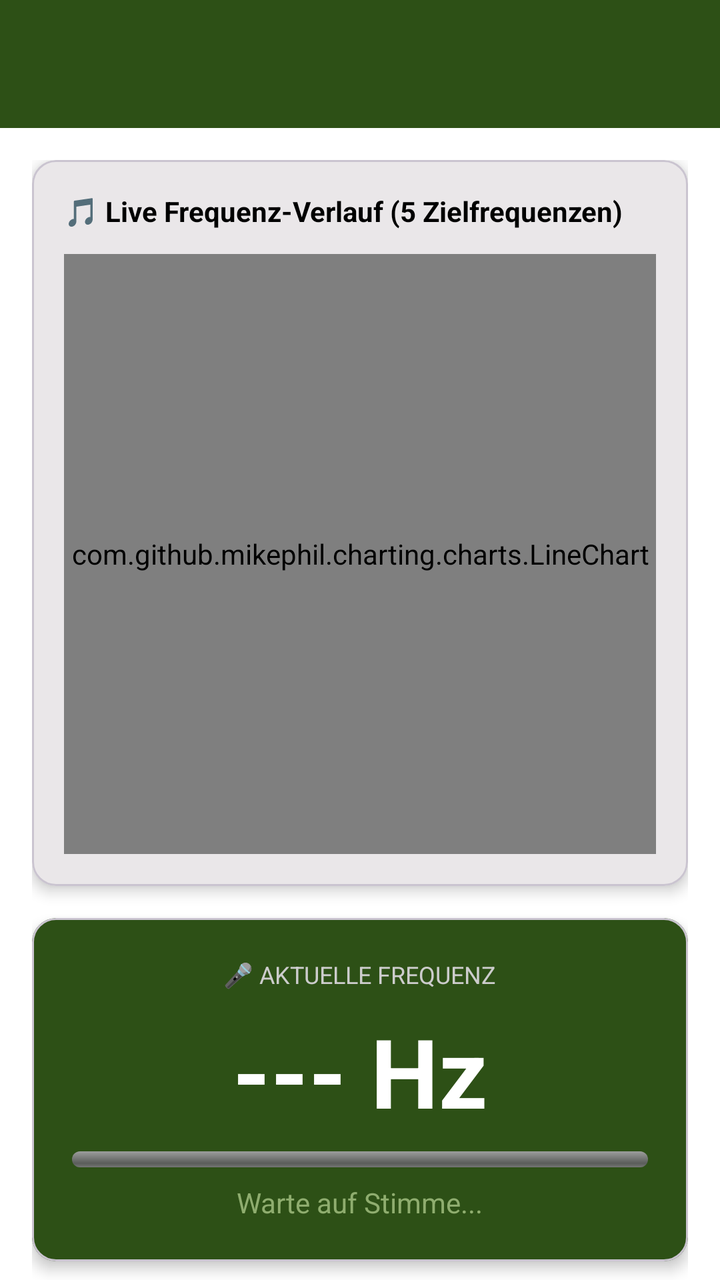
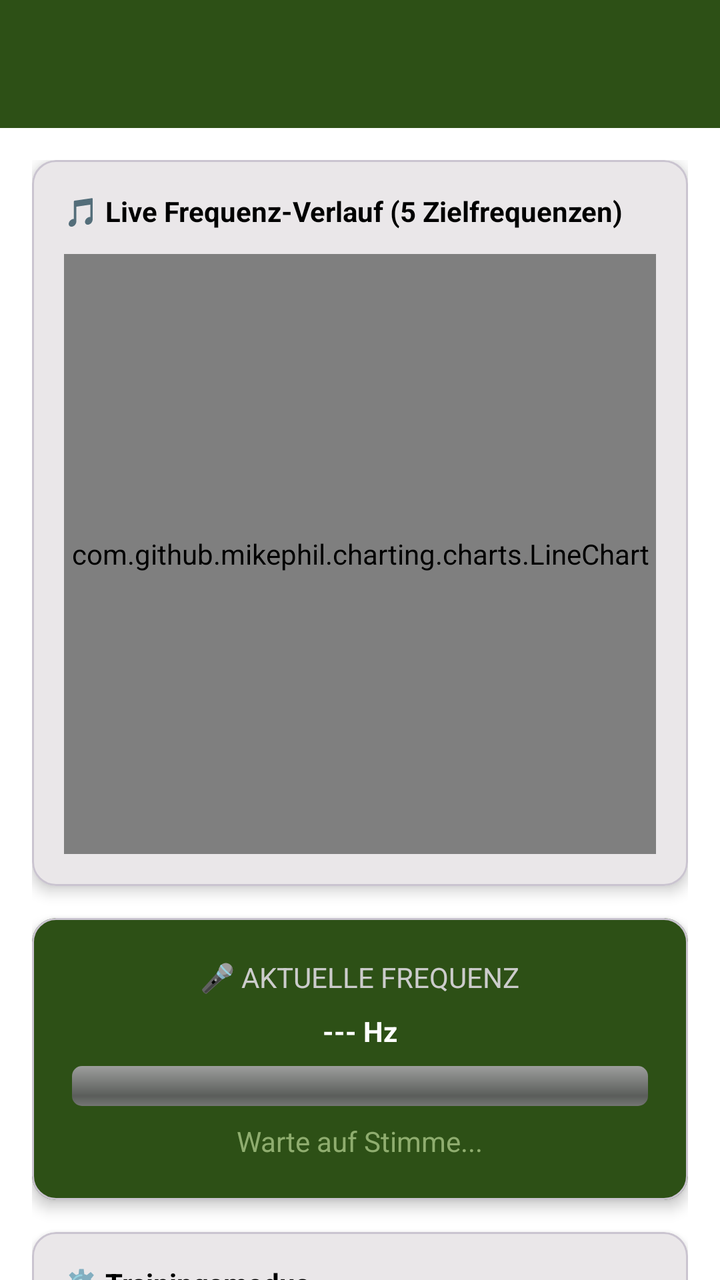

Two renders of the same Android screen: before a commit and after it. Below are the layout's source before the change and the commit's diff.
<!-- AndroidManifest.xml: activity theme Theme.HundeWildnis -->
<!-- res/layout/activity_communication.xml -->
<?xml version="1.0" encoding="utf-8"?>
<androidx.coordinatorlayout.widget.CoordinatorLayout xmlns:android="http://schemas.android.com/apk/res/android"
    xmlns:app="http://schemas.android.com/apk/res-auto"
    android:layout_width="match_parent"
    android:layout_height="match_parent"
    android:background="?android:attr/colorBackground">

    <com.google.android.material.appbar.AppBarLayout
        android:layout_width="match_parent"
        android:layout_height="wrap_content"
        android:fitsSystemWindows="true">

        <androidx.appcompat.widget.Toolbar
            android:id="@+id/toolbar"
            android:layout_width="match_parent"
            android:layout_height="?attr/actionBarSize"
            android:background="#2d5016"
            app:titleTextColor="#FFFFFF" />
    </com.google.android.material.appbar.AppBarLayout>

    <androidx.core.widget.NestedScrollView
        android:id="@+id/nestedScrollView"
        android:layout_width="match_parent"
        android:layout_height="match_parent"
        app:layout_behavior="@string/appbar_scrolling_view_behavior">

        <LinearLayout
            android:layout_width="match_parent"
            android:layout_height="wrap_content"
            android:orientation="vertical"
            android:padding="16dp">

            
            
            
            <com.google.android.material.card.MaterialCardView
                android:layout_width="match_parent"
                android:layout_height="wrap_content"
                app:cardCornerRadius="12dp"
                app:cardElevation="4dp"
                android:layout_marginBottom="16dp">

                <LinearLayout
                    android:layout_width="match_parent"
                    android:layout_height="wrap_content"
                    android:orientation="vertical"
                    android:padding="16dp">

                    <TextView
                        android:id="@+id/tvChartTitle"
                        android:layout_width="wrap_content"
                        android:layout_height="wrap_content"
                        android:text="🎵 Live Frequenz-Verlauf (5 Zielfrequenzen)"
                        android:textSize="14sp"
                        android:textStyle="bold"
                        android:textColor="?android:attr/textColorPrimary"
                        android:layout_marginBottom="12dp" />

                    <com.github.mikephil.charting.charts.LineChart
                        android:id="@+id/frequencyChart"
                        android:layout_width="match_parent"
                        android:layout_height="300dp" />

                </LinearLayout>
            </com.google.android.material.card.MaterialCardView>

            
            
            
            <com.google.android.material.card.MaterialCardView
                android:layout_width="match_parent"
                android:layout_height="wrap_content"
                app:cardCornerRadius="12dp"
                app:cardElevation="4dp"
                app:cardBackgroundColor="#2d5016"
                android:layout_marginBottom="16dp">

                <LinearLayout
                    android:layout_width="match_parent"
                    android:layout_height="wrap_content"
                    android:orientation="vertical"
                    android:padding="20dp"
                    android:gravity="center">

                    <TextView
                        android:layout_width="wrap_content"
                        android:layout_height="wrap_content"
                        android:text="🎤 AKTUELLE FREQUENZ"
                        android:textSize="12sp"
                        android:textColor="#CCCCCC"
                        android:layout_marginBottom="8dp" />

                    <androidx.constraintlayout.widget.ConstraintLayout
                        android:layout_width="wrap_content"
                        android:layout_height="wrap_content"
                        android:layout_marginBottom="8dp">

                        <TextView
                            android:id="@+id/tvCurrentFrequency"
                            android:layout_width="wrap_content"
                            android:layout_height="wrap_content"
                            android:text="--- Hz"
                            android:textSize="48sp"
                            android:textStyle="bold"
                            android:textColor="#FFFFFF"
                            app:layout_constraintTop_toTopOf="parent"
                            app:layout_constraintBottom_toBottomOf="parent"
                            app:layout_constraintStart_toStartOf="parent"
                            app:layout_constraintEnd_toEndOf="parent" />

                        <TextView
                            android:id="@+id/tvFrequencyMatch"
                            android:layout_width="wrap_content"
                            android:layout_height="wrap_content"
                            android:text="🎯"
                            android:textSize="44sp"
                            android:alpha="0"
                            android:scaleX="0"
                            android:scaleY="0"
                            app:layout_constraintTop_toTopOf="@id/tvCurrentFrequency"
                            app:layout_constraintBottom_toBottomOf="@id/tvCurrentFrequency"
                            app:layout_constraintStart_toEndOf="@id/tvCurrentFrequency"
                            android:layout_marginStart="12dp" />
                    </androidx.constraintlayout.widget.ConstraintLayout>

                    <ProgressBar
                        android:id="@+id/progressFrequency"
                        android:layout_width="match_parent"
                        android:layout_height="8dp"
                        style="@android:style/Widget.ProgressBar.Horizontal"
                        android:max="100"
                        android:progress="0"
                        android:layout_marginBottom="8dp" />

                    <TextView
                        android:id="@+id/tvFrequencyStatus"
                        android:layout_width="wrap_content"
                        android:layout_height="wrap_content"
                        android:text="Warte auf Stimme..."
                        android:textSize="14sp"
                        android:textColor="#8fad6f" />

                </LinearLayout>
            </com.google.android.material.card.MaterialCardView>

            
            
            
            <com.google.android.material.card.MaterialCardView
                android:layout_width="match_parent"
                android:layout_height="wrap_content"
                app:cardCornerRadius="12dp"
                app:cardElevation="4dp"
                android:layout_marginBottom="16dp">

                <LinearLayout
                    android:layout_width="match_parent"
                    android:layout_height="wrap_content"
                    android:orientation="vertical"
                    android:padding="16dp">

                    <TextView
                        android:layout_width="wrap_content"
                        android:layout_height="wrap_content"
                        android:text="⚙️ Trainingsmodus"
                        android:textSize="14sp"
                        android:textStyle="bold"
                        android:textColor="?android:attr/textColorPrimary"
                        android:layout_marginBottom="12dp" />

                    <RadioGroup
                        android:id="@+id/radioGroupMode"
                        android:layout_width="match_parent"
                        android:layout_height="wrap_content"
                        android:orientation="vertical">

                        <RadioButton
                            android:id="@+id/radioModeFree"
                            android:layout_width="wrap_content"
                            android:layout_height="wrap_content"
                            android:text="🔆 Ganzheitliches Training"
                            android:checked="true" />

                        <RadioButton
                            android:id="@+id/radioModeFocus"
                            android:layout_width="wrap_content"
                            android:layout_height="wrap_content"
                            android:text="🧿 Fokus-Training" />

                    </RadioGroup>

                    
                    <LinearLayout
                        android:id="@+id/layoutFocusFrequency"
                        android:layout_width="match_parent"
                        android:layout_height="wrap_content"
                        android:orientation="vertical"
                        android:layout_marginTop="12dp"
                        android:visibility="gone">

                        <TextView
                            android:layout_width="wrap_content"
                            android:layout_height="wrap_content"
                            android:text="Wähle Zielfrequenz:"
                            android:textSize="12sp"
                            android:textColor="?android:attr/textColorSecondary"
                            android:layout_marginBottom="8dp" />

                        <RadioGroup
                            android:id="@+id/radioGroupFocusFrequency"
                            android:layout_width="match_parent"
                            android:layout_height="wrap_content"
                            android:orientation="vertical">

                            <RadioButton
                                android:id="@+id/radioFreq108"
                                android:layout_width="wrap_content"
                                android:layout_height="wrap_content"
                                android:text="108 Hz - Tiefenentspannung - Geländetraining - Stressbewältigung"
                                android:checked="true"
                                android:layout_marginBottom="12dp" />

                            <RadioButton
                                android:id="@+id/radioFreq216"
                                android:layout_width="wrap_content"
                                android:layout_height="wrap_content"
                                android:text="216 Hz - Beruhigung - Vertrauensaufbau - Leinentraining, Freifolge, Freiarbeit"
                                android:layout_marginBottom="12dp" />

                            <RadioButton
                                android:id="@+id/radioFreq324"
                                android:layout_width="wrap_content"
                                android:layout_height="wrap_content"
                                android:text="324 Hz - Konzentration - Unterbrechungstraining - AntiJagdTraining - Steh, Sitz, Platz - Suche"
                                android:layout_marginBottom="12dp" />

                            <RadioButton
                                android:id="@+id/radioFreq432"
                                android:layout_width="wrap_content"
                                android:layout_height="wrap_content"
                                android:text="432 Hz - Harmonie - Alltagstraining - Zusammenführung aller Elemente"
                                android:layout_marginBottom="12dp" />

                            <RadioButton
                                android:id="@+id/radioFreq648"
                                android:layout_width="wrap_content"
                                android:layout_height="wrap_content"
                                android:text="648 Hz - Motivation - Ausdauer - Heranrufen - Spiel"
                                android:layout_marginBottom="12dp" />

                        </RadioGroup>
                    </LinearLayout>

                </LinearLayout>
            </com.google.android.material.card.MaterialCardView>

            
            
            
            <com.google.android.material.card.MaterialCardView
                android:layout_width="match_parent"
                android:layout_height="wrap_content"
                app:cardCornerRadius="12dp"
                app:cardElevation="4dp"
                android:layout_marginBottom="16dp">

                <LinearLayout
                    android:layout_width="match_parent"
                    android:layout_height="wrap_content"
                    android:orientation="vertical"
                    android:padding="16dp">

                    <TextView
                        android:layout_width="wrap_content"
                        android:layout_height="wrap_content"
                        android:text="🔔 Feedback-Einstellungen"
                        android:textSize="14sp"
                        android:textStyle="bold"
                        android:textColor="?android:attr/textColorPrimary"
                        android:layout_marginBottom="12dp" />

                    <com.google.android.material.switchmaterial.SwitchMaterial
                        android:id="@+id/switchVibration"
                        android:layout_width="match_parent"
                        android:layout_height="wrap_content"
                        android:text="📳 Vibration bei Treffer"
                        android:checked="true" />

                    <com.google.android.material.switchmaterial.SwitchMaterial
                        android:id="@+id/switchSound"
                        android:layout_width="match_parent"
                        android:layout_height="wrap_content"
                        android:text="🔊 Ton bei Treffer"
                        android:checked="false" />

                </LinearLayout>
            </com.google.android.material.card.MaterialCardView>

            
            
            
            <com.google.android.material.card.MaterialCardView
                android:layout_width="match_parent"
                android:layout_height="wrap_content"
                app:cardCornerRadius="12dp"
                app:cardElevation="4dp"
                android:layout_marginBottom="16dp">

                <LinearLayout
                    android:layout_width="match_parent"
                    android:layout_height="wrap_content"
                    android:orientation="vertical"
                    android:padding="16dp">

                    <TextView
                        android:layout_width="wrap_content"
                        android:layout_height="wrap_content"
                        android:text="📊 Aktuelle Statistik"
                        android:textSize="14sp"
                        android:textStyle="bold"
                        android:textColor="?android:attr/textColorPrimary"
                        android:layout_marginBottom="12dp" />

                    <TextView
                        android:id="@+id/tvStats"
                        android:layout_width="wrap_content"
                        android:layout_height="wrap_content"
                        android:text="Starte eine Messung..."
                        android:textSize="12sp"
                        android:textColor="?android:attr/textColorSecondary"
                        android:lineSpacingExtra="4dp" />

                </LinearLayout>
            </com.google.android.material.card.MaterialCardView>

            
            
            
            <LinearLayout
                android:layout_width="match_parent"
                android:layout_height="wrap_content"
                android:orientation="horizontal"
                android:gravity="center"
                android:layout_marginBottom="16dp">

                <Button
                    android:id="@+id/btnStartStop"
                    android:layout_width="0dp"
                    android:layout_height="60dp"
                    android:layout_weight="1"
                    android:text="🎤 Messung starten"
                    android:textSize="16sp"
                    android:textStyle="bold"
                    android:backgroundTint="#2d5016"
                    android:textColor="#FFFFFF" />

            </LinearLayout>

            
            
            
            <LinearLayout
                android:layout_width="match_parent"
                android:layout_height="wrap_content"
                android:orientation="horizontal"
                android:layout_marginBottom="16dp">

                <Button
                    android:id="@+id/btnExport"
                    android:layout_width="0dp"
                    android:layout_height="wrap_content"
                    android:layout_weight="1"
                    android:text="📄 PDF"
                    android:backgroundTint="#4a6135"
                    android:textColor="#FFFFFF"
                    android:enabled="false"
                    android:layout_marginEnd="8dp" />

                <Button
                    android:id="@+id/btnShare"
                    android:layout_width="0dp"
                    android:layout_height="wrap_content"
                    android:layout_weight="1"
                    android:text="📤 Teilen"
                    android:backgroundTint="#5a7145"
                    android:textColor="#FFFFFF"
                    android:enabled="false" />

            </LinearLayout>

            
            
            
            <TextView
                android:layout_width="wrap_content"
                android:layout_height="wrap_content"
                android:text="📚 Bisherige Messungen"
                android:textSize="16sp"
                android:textStyle="bold"
                android:textColor="?android:attr/textColorPrimary"
                android:layout_marginBottom="12dp" />

            <androidx.recyclerview.widget.RecyclerView
                android:id="@+id/rvHistory"
                android:layout_width="match_parent"
                android:layout_height="wrap_content"
                android:nestedScrollingEnabled="false" />

        </LinearLayout>

    </androidx.core.widget.NestedScrollView>

</androidx.coordinatorlayout.widget.CoordinatorLayout>
<!-- resources referenced by this layout -->
<resources>
  <style name="Base.Theme.HundeWildnis" parent="Theme.Material3.Light.NoActionBar">
          <item name="colorPrimary">#2d5016</item>
          <item name="colorPrimaryVariant">#1a3009</item>
          <item name="colorOnPrimary">#FFFFFF</item>
          <item name="colorSecondary">#6b8e4e</item>
          <item name="colorSecondaryVariant">#4a6135</item>
          <item name="colorOnSecondary">#000000</item>
          <item name="android:statusBarColor">?attr/colorPrimaryVariant</item>
  
          <item name="android:navigationBarColor">@android:color/transparent</item>
          <item name="android:windowLightStatusBar">true</item>
          <item name="android:windowLightNavigationBar">true</item>
          <item name="android:enforceNavigationBarContrast" tools:targetApi="q">false</item>
          <item name="android:enforceStatusBarContrast" tools:targetApi="q">false</item>
  
          
          <item name="colorAccent">#2d5016</item>
          <item name="android:textColorPrimary">#000000</item>
  
          
          <item name="materialAlertDialogTheme">@style/AlertDialogTheme</item>
  
          
          <item name="actionMenuTextColor">#FFFFFF</item>
  
          
          <item name="android:windowBackground">#FFFFFF</item>
          <item name="android:colorBackground">#FFFFFF</item>
      </style>
  <style name="AlertDialogTheme" parent="ThemeOverlay.Material3.MaterialAlertDialog">
          
          <item name="colorSurface">#FFFFFF</item>
  
          
          <item name="colorOnSurface">#000000</item>
          <item name="android:textColorPrimary">#000000</item>
  
          
          <item name="buttonBarPositiveButtonStyle">@style/DialogButtonStyle.Light</item>
          <item name="buttonBarNegativeButtonStyle">@style/DialogButtonStyle.Light</item>
          <item name="buttonBarNeutralButtonStyle">@style/DialogButtonStyle.Light</item>
      </style>
  <style name="DialogButtonStyle.Light" parent="Widget.Material3.Button.TextButton.Dialog">
          
          <item name="android:textColor">#2d5016</item>
  
          
          <item name="backgroundTint">@android:color/transparent</item>
  
          
          <item name="rippleColor">#332d5016</item>
      </style>
  <!-- unchanged entries left out for length: 1 -->
</resources>

<!-- the commit's change to res/layout/activity_communication.xml (unified diff, before → after) -->
@@ -5,10 +5,10 @@
     android:layout_height="match_parent"
     android:background="?android:attr/colorBackground">
 
-    <com.google.android.material.appbar.AppBarLayout
+    <com.google.android.material.appbar.AppBarLayout android:id="@+id/appbar"
         android:layout_width="match_parent"
         android:layout_height="wrap_content"
-        android:fitsSystemWindows="true">
+        android:fitsSystemWindows="false">
 
         <androidx.appcompat.widget.Toolbar
             android:id="@+id/toolbar"
@@ -51,7 +51,7 @@
                         android:layout_width="wrap_content"
                         android:layout_height="wrap_content"
                         android:text="🎵 Live Frequenz-Verlauf (5 Zielfrequenzen)"
-                        android:textSize="14sp"
+                        android:textSize="@dimen/text_body_medium"
                         android:textStyle="bold"
                         android:textColor="?android:attr/textColorPrimary"
                         android:layout_marginBottom="12dp" />
@@ -86,7 +86,7 @@
                         android:layout_width="wrap_content"
                         android:layout_height="wrap_content"
                         android:text="🎤 AKTUELLE FREQUENZ"
-                        android:textSize="12sp"
+                        android:textSize="@dimen/text_body_medium"
                         android:textColor="#CCCCCC"
                         android:layout_marginBottom="8dp" />
 
@@ -100,7 +100,7 @@
                             android:layout_width="wrap_content"
                             android:layout_height="wrap_content"
                             android:text="--- Hz"
-                            android:textSize="48sp"
+                            android:textSize="@dimen/text_body_medium"
                             android:textStyle="bold"
                             android:textColor="#FFFFFF"
                             app:layout_constraintTop_toTopOf="parent"
@@ -113,7 +113,7 @@
                             android:layout_width="wrap_content"
                             android:layout_height="wrap_content"
                             android:text="🎯"
-                            android:textSize="44sp"
+                            android:textSize="@dimen/text_body_medium"
                             android:alpha="0"
                             android:scaleX="0"
                             android:scaleY="0"
@@ -126,7 +126,7 @@
                     <ProgressBar
                         android:id="@+id/progressFrequency"
                         android:layout_width="match_parent"
-                        android:layout_height="8dp"
+                        android:layout_height="wrap_content"
                         style="@android:style/Widget.ProgressBar.Horizontal"
                         android:max="100"
                         android:progress="0"
@@ -137,7 +137,7 @@
                         android:layout_width="wrap_content"
                         android:layout_height="wrap_content"
                         android:text="Warte auf Stimme..."
-                        android:textSize="14sp"
+                        android:textSize="@dimen/text_body_medium"
                         android:textColor="#8fad6f" />
 
                 </LinearLayout>
@@ -163,7 +163,7 @@
                         android:layout_width="wrap_content"
                         android:layout_height="wrap_content"
                         android:text="⚙️ Trainingsmodus"
-                        android:textSize="14sp"
+                        android:textSize="@dimen/text_body_medium"
                         android:textStyle="bold"
                         android:textColor="?android:attr/textColorPrimary"
                         android:layout_marginBottom="12dp" />
@@ -202,7 +202,7 @@
                             android:layout_width="wrap_content"
                             android:layout_height="wrap_content"
                             android:text="Wähle Zielfrequenz:"
-                            android:textSize="12sp"
+                            android:textSize="@dimen/text_body_medium"
                             android:textColor="?android:attr/textColorSecondary"
                             android:layout_marginBottom="8dp" />
 
@@ -274,7 +274,7 @@
                         android:layout_width="wrap_content"
                         android:layout_height="wrap_content"
                         android:text="🔔 Feedback-Einstellungen"
-                        android:textSize="14sp"
+                        android:textSize="@dimen/text_body_medium"
                         android:textStyle="bold"
                         android:textColor="?android:attr/textColorPrimary"
                         android:layout_marginBottom="12dp" />
@@ -316,7 +316,7 @@
                         android:layout_width="wrap_content"
                         android:layout_height="wrap_content"
                         android:text="📊 Aktuelle Statistik"
-                        android:textSize="14sp"
+                        android:textSize="@dimen/text_body_medium"
                         android:textStyle="bold"
                         android:textColor="?android:attr/textColorPrimary"
                         android:layout_marginBottom="12dp" />
@@ -326,7 +326,7 @@
                         android:layout_width="wrap_content"
                         android:layout_height="wrap_content"
                         android:text="Starte eine Messung..."
-                        android:textSize="12sp"
+                        android:textSize="@dimen/text_body_medium"
                         android:textColor="?android:attr/textColorSecondary"
                         android:lineSpacingExtra="4dp" />
 
@@ -346,10 +346,10 @@
                 <Button
                     android:id="@+id/btnStartStop"
                     android:layout_width="0dp"
-                    android:layout_height="60dp"
+                    android:layout_height="wrap_content"
                     android:layout_weight="1"
                     android:text="🎤 Messung starten"
-                    android:textSize="16sp"
+                    android:textSize="@dimen/text_body_medium"
                     android:textStyle="bold"
                     android:backgroundTint="#2d5016"
                     android:textColor="#FFFFFF" />
@@ -395,7 +395,7 @@
                 android:layout_width="wrap_content"
                 android:layout_height="wrap_content"
                 android:text="📚 Bisherige Messungen"
-                android:textSize="16sp"
+                android:textSize="@dimen/text_body_medium"
                 android:textStyle="bold"
                 android:textColor="?android:attr/textColorPrimary"
                 android:layout_marginBottom="12dp" />
<!-- resource entries referenced after the edit -->
@@ -1,17 +1,21 @@
 <!-- resources referenced by this layout -->
 <resources>
+  <dimen name="text_body_medium">14sp</dimen>
   <style name="Base.Theme.HundeWildnis" parent="Theme.Material3.Light.NoActionBar">
+          
+          <item name="materialButtonStyle">@style/Widget.App.Button</item>
+  
           <item name="colorPrimary">#2d5016</item>
           <item name="colorPrimaryVariant">#1a3009</item>
           <item name="colorOnPrimary">#FFFFFF</item>
           <item name="colorSecondary">#6b8e4e</item>
           <item name="colorSecondaryVariant">#4a6135</item>
           <item name="colorOnSecondary">#000000</item>
-          <item name="android:statusBarColor">?attr/colorPrimaryVariant</item>
-  
+          <item name="android:statusBarColor">@android:color/transparent</item>
           <item name="android:navigationBarColor">@android:color/transparent</item>
+          <item name="android:windowDrawsSystemBarBackgrounds">true</item>
           <item name="android:windowLightStatusBar">true</item>
-          <item name="android:windowLightNavigationBar">true</item>
+          <item name="android:windowLightNavigationBar" tools:targetApi="27">true</item>
           <item name="android:enforceNavigationBarContrast" tools:targetApi="q">false</item>
           <item name="android:enforceStatusBarContrast" tools:targetApi="q">false</item>
   
@@ -21,13 +25,26 @@
   
           
           <item name="materialAlertDialogTheme">@style/AlertDialogTheme</item>
+          <item name="alertDialogTheme">@style/AlertDialogTheme</item>
   
           
           <item name="actionMenuTextColor">#FFFFFF</item>
+          <item name="actionOverflowButtonStyle">@style/Widget.App.Overflow</item>
   
           
           <item name="android:windowBackground">#FFFFFF</item>
           <item name="android:colorBackground">#FFFFFF</item>
+      </style>
+  <style name="Widget.App.Button" parent="Widget.Material3.Button">
+          <item name="autoSizeTextType">uniform</item>
+          <item name="autoSizeMinTextSize">12sp</item>
+          <item name="autoSizeMaxTextSize">@dimen/text_button_large</item>
+          <item name="autoSizeStepGranularity">1sp</item>
+          <item name="android:maxLines">2</item>
+          <item name="android:ellipsize">end</item>
+          <item name="android:paddingStart">16dp</item>
+          <item name="android:paddingEnd">16dp</item>
+          <item name="android:minHeight">60dp</item>
       </style>
   <style name="AlertDialogTheme" parent="ThemeOverlay.Material3.MaterialAlertDialog">
           
@@ -41,10 +58,39 @@
           <item name="buttonBarPositiveButtonStyle">@style/DialogButtonStyle.Light</item>
           <item name="buttonBarNegativeButtonStyle">@style/DialogButtonStyle.Light</item>
           <item name="buttonBarNeutralButtonStyle">@style/DialogButtonStyle.Light</item>
+  
+          
+          <item name="buttonBarStyle">@style/Widget.App.ButtonBar</item>
+  
+          
+          <item name="android:buttonStyle">@style/DialogButtonStyle.Light</item>
       </style>
+  <style name="Widget.App.Overflow" parent="Widget.AppCompat.ActionButton.Overflow">
+          <item name="android:src">@drawable/ic_menu_hamburger</item>
+      </style>
+  <dimen name="text_button_large">20sp</dimen>
   <style name="DialogButtonStyle.Light" parent="Widget.Material3.Button.TextButton.Dialog">
           
           <item name="android:textColor">#2d5016</item>
+  
+          
+          <item name="android:textSize">13sp</item>
+          <item name="android:textAllCaps">false</item>
+          <item name="android:maxLines">2</item>
+          <item name="android:singleLine">false</item>
+          <item name="android:ellipsize">none</item>
+          <item name="autoSizeTextType">uniform</item>
+          <item name="autoSizeMinTextSize">10sp</item>
+          <item name="autoSizeMaxTextSize">16sp</item>
+  
+          
+          <item name="android:paddingStart">2dp</item>
+          <item name="android:paddingEnd">2dp</item>
+          <item name="android:minWidth">0dp</item>
+          <item name="android:insetLeft">0dp</item>
+          <item name="android:insetRight">0dp</item>
+          <item name="android:insetTop">0dp</item>
+          <item name="android:insetBottom">0dp</item>
   
           
           <item name="backgroundTint">@android:color/transparent</item>
@@ -52,6 +98,19 @@
           
           <item name="rippleColor">#332d5016</item>
       </style>
+  <style name="Widget.App.ButtonBar" parent="Widget.AppCompat.ButtonBar.AlertDialog">
+          <item name="android:padding">0dp</item>
+      </style>
+  <!-- drawable ic_menu_hamburger (drawable) -->
+  <vector xmlns:android="http://schemas.android.com/apk/res/android"
+      android:width="24dp"
+      android:height="24dp"
+      android:viewportWidth="24"
+      android:viewportHeight="24">
+      <path
+          android:fillColor="#FFFFFF"
+          android:pathData="M3,18h18v-2H3V18z M3,13h18v-2H3V13z M3,6v2h18V6H3z" />
+  </vector>
   <!-- unchanged entries left out for length: 1 -->
 </resources>
 
